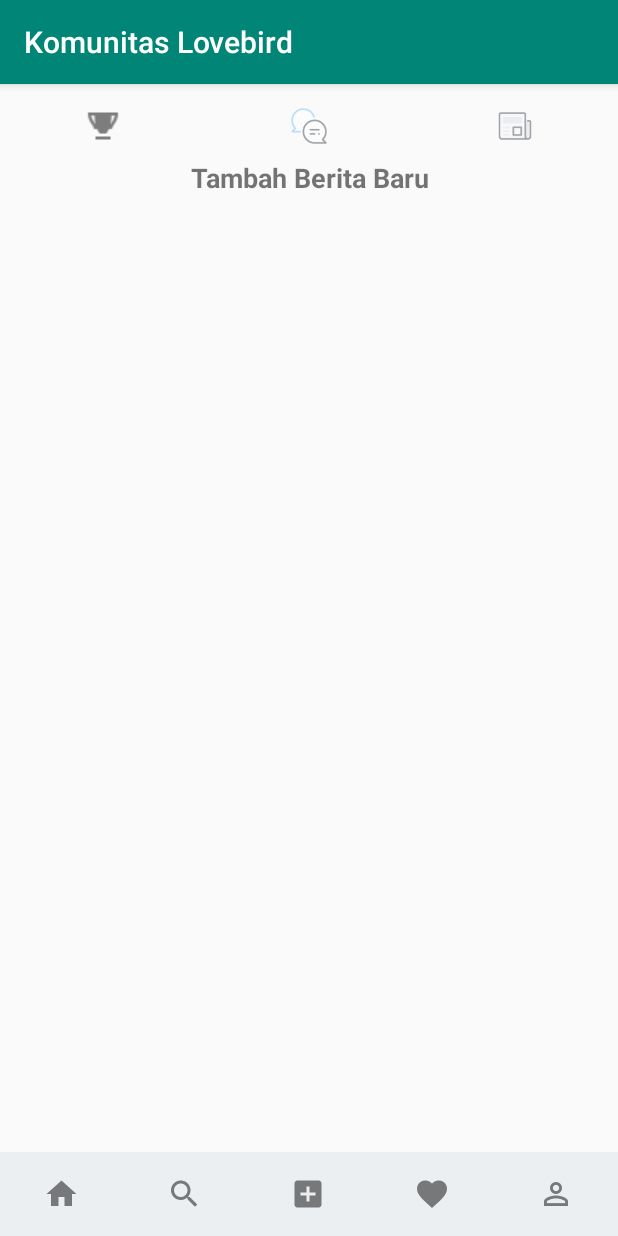
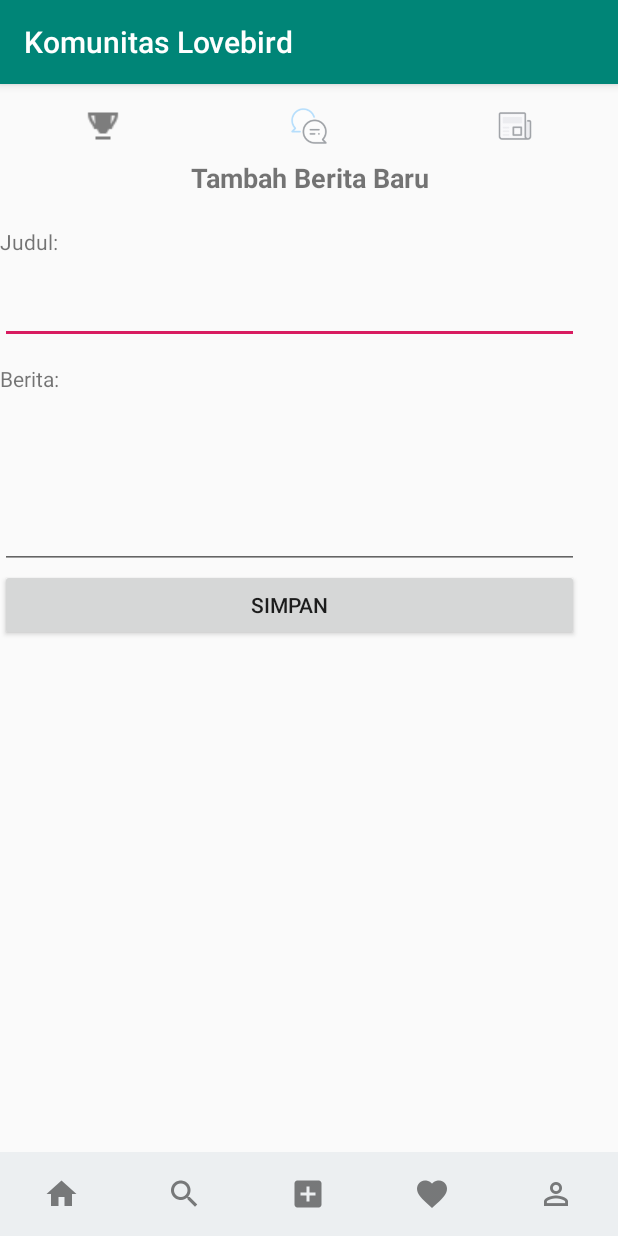
Before and after one commit to muisarghi/myandrov1, an Android app: the TmbBerita screen opened directly, with no data from a screen before it, on a phone screen of 412 x 824 dp. Run offline under Robolectric (Android 15) with nearby library versions, the phone set to English and light mode, and no system bars.

Commit message:
201906302000

```diff
--- a/app/src/main/java/com/example/lbkomunitas/TmbBerita.java
+++ b/app/src/main/java/com/example/lbkomunitas/TmbBerita.java
@@ -16,6 +16,16 @@ public class TmbBerita extends AppCompatActivity {
     protected void onCreate(Bundle savedInstanceState) {
         super.onCreate(savedInstanceState);
         setContentView(R.layout.activity_tmbberita);
+        Button btnSaveBerita = (Button) findViewById(R.id.btnTmbBerita);
+        btnSaveBerita.setOnClickListener(new View.OnClickListener()
+        {
+
+            @Override
+            public void onClick(View v){
+                Intent iz = new Intent(TmbBerita.this,Berita.class);
+                startActivity(iz);
+            }
+        });
     }
 
 	public void mLomba(View v)
--- a/app/src/main/res/layout/activity_tmbberita.xml
+++ b/app/src/main/res/layout/activity_tmbberita.xml
@@ -52,8 +52,61 @@
                 android:textAlignment="center"
                 android:textSize="18sp"
                 android:textStyle="bold" />
+
         </LinearLayout>
 
+        <LinearLayout
+            android:layout_width="match_parent"
+            android:layout_height="match_parent"
+            android:layout_marginTop="90dp"
+            android:orientation="vertical">
+
+            <TextView
+                android:id="@+id/textView4"
+                android:layout_width="386dp"
+                android:layout_height="wrap_content"
+                android:layout_marginTop="5dp"
+                android:layout_marginBottom="8dp"
+                android:gravity="top"
+                android:text="Judul: " />
+
+            <EditText
+                android:id="@+id/editJudul"
+                android:layout_width="386dp"
+                android:layout_height="wrap_content"
+                android:layout_marginTop="5dp"
+                android:layout_marginBottom="8dp"
+                android:ems="10"
+                android:gravity="top"
+                android:inputType="text"
+                android:text=" " />
+
+            <TextView
+                android:id="@+id/textView4b"
+                android:layout_width="386dp"
+                android:layout_height="wrap_content"
+                android:layout_marginTop="5dp"
+                android:layout_marginBottom="8dp"
+                android:gravity="top"
+                android:text="Berita: " />
+
+            <EditText
+                android:id="@+id/editBerita"
+                android:layout_width="386dp"
+                android:layout_height="wrap_content"
+                android:inputType="textMultiLine"
+                android:lines="4"
+                android:maxLines="8"
+                android:minLines="4"
+                android:scrollbars="vertical" />
+
+            <Button
+                android:id="@+id/btnTmbBerita"
+                android:layout_width="386dp"
+                android:layout_height="wrap_content"
+                android:text="SIMPAN" />
+
+        </LinearLayout>
 
 
         <LinearLayout
```
Also changed, not shown: app/src/main/java/com/example/lbkomunitas/TmbDiskusi.java (+10 -0 lines), app/src/main/res/layout/activity_tmbdiskusi.xml (+53 -0 lines).
